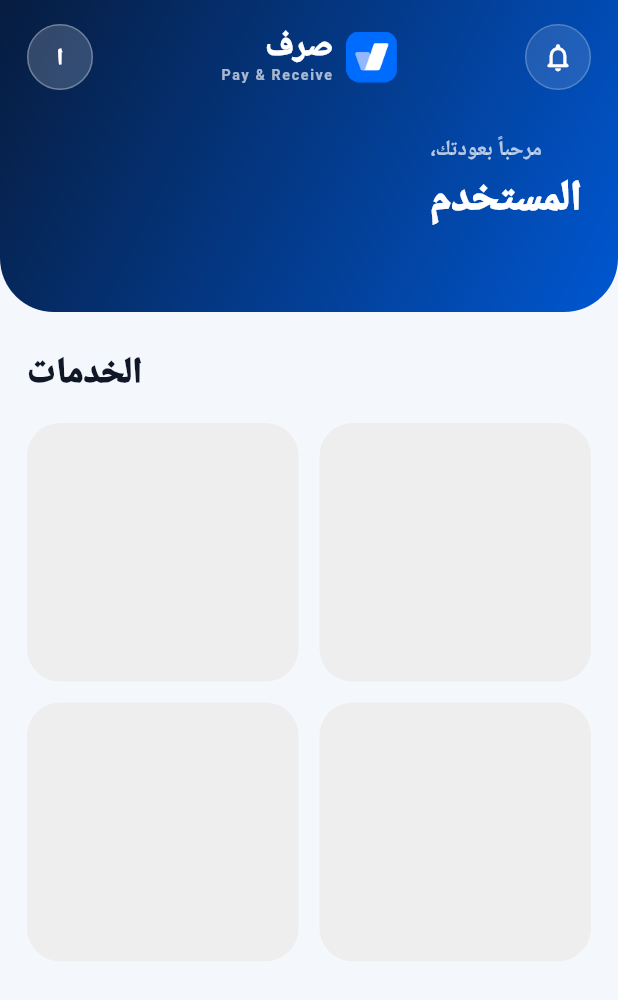
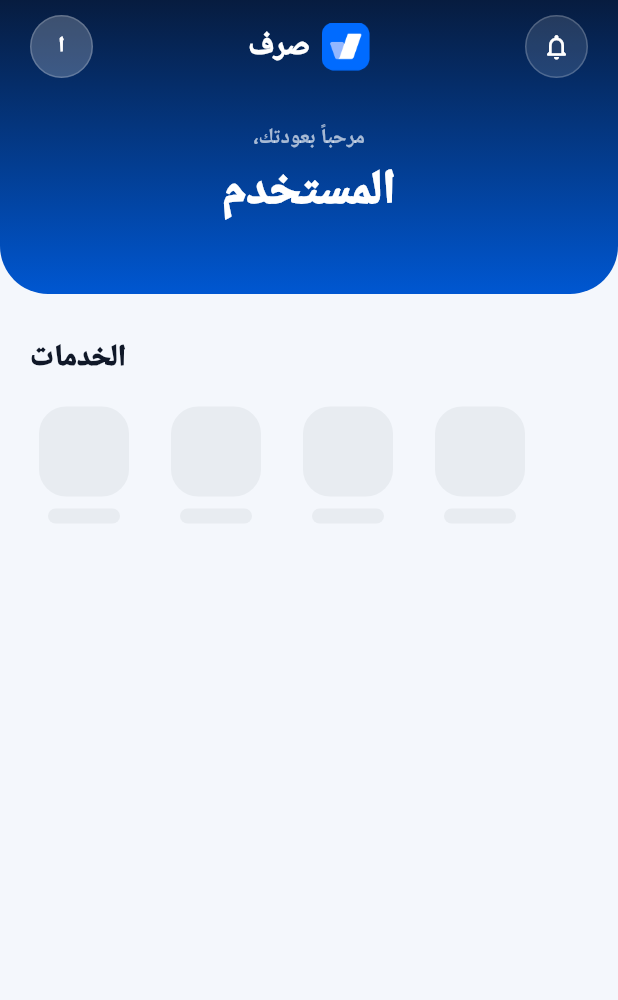
Before and after one commit to amrozaki404/sarf-application, a Flutter app: the HomePage screen opened directly, on a phone screen of 412 x 824 dp. Shown: the top 1000 px of the screen. Run offline on Flutter 3.47's test engine with Material 3 defaults, Android fonts, the phone set to English and light mode, and no system bars; our stand-ins replace device_info_plus, easy_localization, firebase_core, firebase_crashlytics, firebase_messaging, flutter_animate and 8 more; missing offline and left inert: alice; accounts and stored records are empty; network calls fail; Roboto replaces fonts that are missing (Cairo).

Commit message:
feat: redesign home screen to match reference UI structure
- Dark gradient header with centered logo, notification bell, and avatar
- Centered welcome greeting with user name in large bold text
- White floating action bar with dynamic service buttons and dividers
- Services section uses compact icon grid (colored rounded squares + labels)
- Skeleton placeholders while services load
- All navigation, RTL, and pull-to-refresh logic preserved

Co-Authored-By: Claude Sonnet 4.6 <noreply@anthropic.com>

```diff
--- a/lib/presentation/home/home_page.dart
+++ b/lib/presentation/home/home_page.dart
@@ -2,7 +2,8 @@ import 'package:flutter/material.dart';
 
 import '../../core/theme/app_theme.dart';
 import '../../data/models/auth_models.dart';
-import '../../data/models/international_transfer_models.dart' show TransferService;
+import '../../data/models/international_transfer_models.dart'
+    show TransferService;
 import '../../data/services/auth_service.dart';
 import '../../data/services/international_transfer_service.dart';
 import '../../data/services/notification_service.dart';
@@ -83,7 +84,8 @@ class _HomePageState extends State<HomePage> {
   void _showComingSoon(String serviceName) {
     ScaffoldMessenger.of(context).showSnackBar(
       SnackBar(
-        content: Text(_t('$serviceName — Coming soon!', '$serviceName — قريباً!')),
+        content:
+            Text(_t('$serviceName — Coming soon!', '$serviceName — قريباً!')),
         behavior: SnackBarBehavior.floating,
         shape: RoundedRectangleBorder(borderRadius: BorderRadius.circular(14)),
         margin: const EdgeInsets.fromLTRB(16, 0, 16, 16),
@@ -99,6 +101,8 @@ class _HomePageState extends State<HomePage> {
     if (mounted) setState(() => _unreadCount = count);
   }
 
+  // ── Service helpers ────────────────────────────────────────────────────────
+
   String _serviceLabel(TransferService service) {
     switch (service.routeType) {
       case 'INTERNATIONAL_TRANSFER':
@@ -109,20 +113,6 @@ class _HomePageState extends State<HomePage> {
         return _t('Gift Cards', 'هدايا');
       default:
         return service.name;
-    }
-  }
-
-  String _serviceSubtitle(TransferService service) {
-    if (service.description?.isNotEmpty == true) return service.description!;
-    switch (service.routeType) {
-      case 'INTERNATIONAL_TRANSFER':
-        return _t('Receive international transfers', 'استلام الحوالات الدولية');
-      case 'LOCAL_TRANSFER':
-        return _t('Banks & Wallets transfer', 'تحويل بين البنوك والمحافظ');
-      case 'GIFT_CARD':
-        return _t('Buy digital gift cards instantly', 'اشترِ بطاقات هدايا رقمية فوراً');
-      default:
-        return '';
     }
   }
 
@@ -146,17 +136,32 @@ class _HomePageState extends State<HomePage> {
     }
   }
 
-  Color _cardColor(int index) {
+  IconData _actionBarIcon(TransferService service) {
+    switch (service.routeType) {
+      case 'INTERNATIONAL_TRANSFER':
+        return Icons.swap_horiz_rounded;
+      case 'LOCAL_TRANSFER':
+        return Icons.add;
+      case 'GIFT_CARD':
+        return Icons.card_giftcard_rounded;
+      default:
+        return Icons.more_horiz;
+    }
+  }
+
+  Color _serviceColor(int index) {
     const colors = [
-      Color(0xFF006BFF),
-      Color(0xFF56C51F),
-      Color(0xFFF59E0B),
-      Color(0xFF8B5CF6),
-      Color(0xFF06B6D4),
-      Color(0xFFEF4444),
+      Color(0xFF006BFF), // brand blue
+      Color(0xFF56C51F), // green
+      Color(0xFFF59E0B), // amber
+      Color(0xFF8B5CF6), // purple
+      Color(0xFF06B6D4), // cyan
+      Color(0xFFEF4444), // red
     ];
     return colors[index % colors.length];
   }
+
+  // ── Build ──────────────────────────────────────────────────────────────────
 
   @override
   Widget build(BuildContext context) {
@@ -171,101 +176,89 @@ class _HomePageState extends State<HomePage> {
       body: RefreshIndicator(
         color: AppColors.primary,
         onRefresh: _loadAll,
-        child: CustomScrollView(
+        child: ListView(
           physics: const AlwaysScrollableScrollPhysics(
             parent: BouncingScrollPhysics(),
           ),
-          slivers: [
-            SliverToBoxAdapter(
-              child: _buildHeader(displayName, avatarText),
-            ),
-            SliverPadding(
-              padding: const EdgeInsets.fromLTRB(18, 24, 18, 120),
-              sliver: SliverToBoxAdapter(
-                child: _buildBody(),
-              ),
-            ),
+          padding: EdgeInsets.zero,
+          children: [
+            _buildHeader(displayName, avatarText),
+            const SizedBox(height: 28),
+            _buildServicesSection(),
+            const SizedBox(height: 120),
           ],
         ),
       ),
     );
   }
 
-  // ── Header ─────────────────────────────────────────────────────────────────
+  // ── Dark Header ────────────────────────────────────────────────────────────
 
   Widget _buildHeader(String displayName, String avatarText) {
     return Container(
       decoration: const BoxDecoration(
         gradient: LinearGradient(
           colors: [Color(0xFF071C3F), AppColors.primaryDark],
-          begin: Alignment.topLeft,
-          end: Alignment.bottomRight,
+          begin: Alignment.topCenter,
+          end: Alignment.bottomCenter,
         ),
-        borderRadius: BorderRadius.vertical(bottom: Radius.circular(36)),
+        borderRadius: BorderRadius.vertical(bottom: Radius.circular(32)),
       ),
       child: SafeArea(
         bottom: false,
         child: Column(
           children: [
-            _buildTopBar(avatarText),
-            const SizedBox(height: 28),
-            _buildGreeting(displayName),
-            const SizedBox(height: 28),
-            if (_services.isNotEmpty) _buildQuickActions(),
-            const SizedBox(height: 32),
-          ],
+            // ── Top bar ──
+            Padding(
+              padding: const EdgeInsets.fromLTRB(20, 10, 20, 0),
+              child: Row(
+                children: [
+                  // Notification button
+                  _HeaderCircle(
+                    onTap: _openNotifications,
+                    child: const Icon(Icons.notifications_none_rounded,
+                        color: Colors.white, size: 20),
+                    badgeCount: _unreadCount,
+                  ),
+                  const Spacer(),
+                  // Brand mark centered
+                  Image.asset('assets/images/app_icon.png',
+                      width: 32, height: 32),
+                  const SizedBox(width: 8),
+                  Text(
+                    _isArabic ? 'صرف' : 'Sarf',
+                    style: const TextStyle(
+                      color: Colors.white,
+                      fontSize: 20,
+                      fontWeight: FontWeight.w900,
                     ),
                   ),
-    );
-  }
-
-  Widget _buildTopBar(String avatarText) {
-    return Padding(
-      padding: const EdgeInsets.fromLTRB(18, 14, 18, 0),
-      child: SizedBox(
-        height: 48,
-        child: Stack(
-          alignment: Alignment.center,
-          children: [
-            // Notification — start
-            Align(
-              alignment: AlignmentDirectional.centerStart,
-              child: _HeaderIconButton(
-                onTap: _openNotifications,
-                badgeCount: _unreadCount,
-                child: const Icon(
-                  Icons.notifications_none_rounded,
+                  const Spacer(),
+                  // Avatar
+                  _HeaderCircle(
+                    filled: true,
+                    child: Text(
+                      avatarText,
+                      style: const TextStyle(
                         color: Colors.white,
-                  size: 22,
+                        fontWeight: FontWeight.w900,
+                        fontSize: 14,
                       ),
                     ),
-            ),
-            // Brand — center
-            _HeaderBrandMark(isArabic: _isArabic),
-            // Avatar — end
-            Align(
-              alignment: AlignmentDirectional.centerEnd,
-              child: _AvatarCircle(label: avatarText),
                   ),
                 ],
               ),
             ),
-    );
-  }
 
-  Widget _buildGreeting(String displayName) {
-    return Padding(
-      padding: const EdgeInsets.symmetric(horizontal: 24),
-      child: Align(
-        alignment: _isArabic ? Alignment.centerRight : Alignment.centerLeft,
-        child: Column(
-          crossAxisAlignment:
-              _isArabic ? CrossAxisAlignment.end : CrossAxisAlignment.start,
+            const SizedBox(height: 30),
+
+            // ── Welcome + name ──
+            Column(
               children: [
                 Text(
                   _t('Welcome back,', 'مرحباً بعودتك،'),
                   style: TextStyle(
-                color: Colors.white.withOpacity(0.70),
+                    color: Colors.white.withOpacity(0.65),
                     fontSize: 14,
                     fontWeight: FontWeight.w600,
                   ),
@@ -275,139 +268,190 @@ class _HomePageState extends State<HomePage> {
                   displayName,
                   style: const TextStyle(
                     color: Colors.white,
-                fontSize: 28,
+                    fontSize: 32,
                     fontWeight: FontWeight.w900,
                     height: 1.1,
                   ),
                 ),
               ],
             ),
+
+            const SizedBox(height: 28),
+
+            // ── White action bar ──
+            if (_services.isNotEmpty) _buildActionBar(),
+
+            const SizedBox(height: 24),
+          ],
+        ),
       ),
     );
   }
 
-  Widget _buildQuickActions() {
-    // Show up to 3 quick-action buttons from live services
+  /// White rounded bar with up to 3 quick-action buttons separated by dividers
+  Widget _buildActionBar() {
     final items = _services.take(3).toList();
     return Padding(
-      padding: const EdgeInsets.symmetric(horizontal: 18),
+      padding: const EdgeInsets.symmetric(horizontal: 28),
+      child: Container(
+        padding: const EdgeInsets.symmetric(vertical: 14),
+        decoration: BoxDecoration(
+          color: Colors.white,
+          borderRadius: BorderRadius.circular(20),
+          boxShadow: [
+            BoxShadow(
+              color: Colors.black.withOpacity(0.08),
+              blurRadius: 20,
+              offset: const Offset(0, 8),
+            ),
+          ],
+        ),
+        child: IntrinsicHeight(
           child: Row(
-        children: List.generate(items.length, (i) {
-          final service = items[i];
+            children: List.generate(items.length * 2 - 1, (i) {
+              // odd indices = dividers
+              if (i.isOdd) {
+                return Container(
+                  width: 1,
+                  margin: const EdgeInsets.symmetric(vertical: 4),
+                  color: const Color(0xFFE7E9EF),
+                );
+              }
+              final idx = i ~/ 2;
+              final service = items[idx];
               return Expanded(
-            child: Padding(
-              padding: EdgeInsets.only(left: i > 0 ? 10 : 0),
-              child: _QuickActionButton(
-                icon: _serviceIcon(service),
+                child: _ActionBarItem(
+                  icon: _actionBarIcon(service),
                   label: _serviceLabel(service),
                   onTap: () => _openService(service),
-              ),
                 ),
               );
             }),
           ),
+        ),
+      ),
     );
   }
 
-  // ── Body ───────────────────────────────────────────────────────────────────
+  // ── Services Section ───────────────────────────────────────────────────────
 
-  Widget _buildBody() {
-    return Column(
+  Widget _buildServicesSection() {
+    return Padding(
+      padding: const EdgeInsets.symmetric(horizontal: 20),
+      child: Column(
         crossAxisAlignment:
             _isArabic ? CrossAxisAlignment.end : CrossAxisAlignment.start,
         children: [
+          // Section title
           Text(
             _t('Services', 'الخدمات'),
             style: const TextStyle(
               color: Color(0xFF101828),
-            fontSize: 24,
+              fontSize: 20,
               fontWeight: FontWeight.w900,
             ),
           ),
-        const SizedBox(height: 16),
-        _services.isEmpty ? _buildSkeletonGrid() : _buildServicesGrid(),
+          const SizedBox(height: 18),
+          _services.isEmpty ? _buildSkeletonGrid() : _buildServiceIcons(),
         ],
+      ),
     );
   }
 
-  Widget _buildServicesGrid() {
-    return GridView.builder(
-      shrinkWrap: true,
-      physics: const NeverScrollableScrollPhysics(),
-      gridDelegate: const SliverGridDelegateWithFixedCrossAxisCount(
-        crossAxisCount: 2,
-        crossAxisSpacing: 14,
-        mainAxisSpacing: 14,
-        childAspectRatio: 1.05,
-      ),
-      itemCount: _services.length,
-      itemBuilder: (context, index) {
+  /// Grid of service icons — small colored rounded squares + label underneath
+  Widget _buildServiceIcons() {
+    // Use a Wrap so items flow naturally in rows of ~4
+    return Wrap(
+      spacing: 16,
+      runSpacing: 20,
+      alignment: _isArabic ? WrapAlignment.end : WrapAlignment.start,
+      children: List.generate(_services.length, (index) {
         final service = _services[index];
-        return _ServiceGridCard(
+        final color = _serviceColor(index);
+        return _ServiceIconTile(
           title: _serviceTitle(service),
-          subtitle: _serviceSubtitle(service),
           icon: _serviceIcon(service),
-          color: _cardColor(index),
+          color: color,
           logoUrl: service.logoUrl,
           onTap: () => _openService(service),
-          isArabic: _isArabic,
         );
-      },
+      }),
     );
   }
 
   Widget _buildSkeletonGrid() {
-    return GridView.builder(
-      shrinkWrap: true,
-      physics: const NeverScrollableScrollPhysics(),
-      gridDelegate: const SliverGridDelegateWithFixedCrossAxisCount(
-        crossAxisCount: 2,
-        crossAxisSpacing: 14,
-        mainAxisSpacing: 14,
-        childAspectRatio: 1.05,
+    return Wrap(
+      spacing: 16,
+      runSpacing: 20,
+      children: List.generate(
+        4,
+        (_) => SizedBox(
+          width: 72,
+          child: Column(
+            children: [
+              Container(
+                width: 60,
+                height: 60,
+                decoration: BoxDecoration(
+                  color: const Color(0xFFE8ECF1),
+                  borderRadius: BorderRadius.circular(18),
                 ),
-      itemCount: 4,
-      itemBuilder: (_, __) => Container(
+              ),
+              const SizedBox(height: 8),
+              Container(
+                width: 48,
+                height: 10,
                 decoration: BoxDecoration(
-          color: Colors.grey.shade200,
-          borderRadius: BorderRadius.circular(22),
+                  color: const Color(0xFFE8ECF1),
+                  borderRadius: BorderRadius.circular(5),
+                ),
+              ),
+            ],
+          ),
         ),
       ),
     );
   }
 }
 
-// ── Shared Widgets ────────────────────────────────────────────────────────────
+// ═════════════════════════════════════════════════════════════════════════════
+// ── Private Widgets ──────────────────────────────────────────────────────────
+// ═════════════════════════════════════════════════════════════════════════════
 
-class _HeaderIconButton extends StatelessWidget {
-  final VoidCallback onTap;
+/// Circle button used in the header (notification / avatar)
+class _HeaderCircle extends StatelessWidget {
+  final Widget child;
+  final VoidCallback? onTap;
   final int badgeCount;
-  final Widget child;
+  final bool filled;
 
-  const _HeaderIconButton({
-    required this.onTap,
+  const _HeaderCircle({
     required this.child,
+    this.onTap,
     this.badgeCount = 0,
+    this.filled = false,
   });
 
   @override
   Widget build(BuildContext context) {
-    return GestureDetector(
-      onTap: onTap,
-      child: Stack(
-        clipBehavior: Clip.none,
-        children: [
-          Container(
-            width: 44,
-            height: 44,
+    final circle = Container(
+      width: 42,
+      height: 42,
       decoration: BoxDecoration(
-              color: Colors.white.withOpacity(0.12),
+        color: filled
+            ? Colors.white.withOpacity(0.22)
+            : Colors.white.withOpacity(0.12),
         shape: BoxShape.circle,
-              border: Border.all(color: Colors.white.withOpacity(0.22)),
+        border: Border.all(color: Colors.white.withOpacity(0.20)),
       ),
       alignment: Alignment.center,
       child: child,
-          ),
+    );
+
+    final widget = Stack(
+      clipBehavior: Clip.none,
+      children: [
+        circle,
         if (badgeCount > 0)
           PositionedDirectional(
             end: -4,
@@ -433,85 +477,20 @@ class _HeaderIconButton extends StatelessWidget {
             ),
           ),
       ],
-      ),
     );
+
+    if (onTap == null) return widget;
+    return GestureDetector(onTap: onTap, child: widget);
   }
 }
 
-class _HeaderBrandMark extends StatelessWidget {
-  final bool isArabic;
-  const _HeaderBrandMark({required this.isArabic});
-
-  @override
-  Widget build(BuildContext context) {
-    return Row(
-      mainAxisSize: MainAxisSize.min,
-      children: [
-        Image.asset('assets/images/app_icon.png', width: 34, height: 34),
-        const SizedBox(width: 9),
-        Column(
-          mainAxisSize: MainAxisSize.min,
-          crossAxisAlignment: CrossAxisAlignment.start,
-          children: [
-            Text(
-              isArabic ? 'صرف' : 'Sarf',
-              style: const TextStyle(
-                color: Colors.white,
-                fontSize: 22,
-                fontWeight: FontWeight.w900,
-                height: 1,
-              ),
-            ),
-            const SizedBox(height: 2),
-            Text(
-              'Pay & Receive',
-              style: TextStyle(
-                color: Colors.white.withOpacity(0.65),
-                fontSize: 9.5,
-                fontWeight: FontWeight.w700,
-                letterSpacing: 1.1,
-              ),
-            ),
-          ],
-        ),
-      ],
-    );
-  }
-}
-
-class _AvatarCircle extends StatelessWidget {
-  final String label;
-  const _AvatarCircle({required this.label});
-
-  @override
-  Widget build(BuildContext context) {
-    return Container(
-      width: 44,
-      height: 44,
-      decoration: BoxDecoration(
-        color: Colors.white.withOpacity(0.18),
-        shape: BoxShape.circle,
-        border: Border.all(color: Colors.white.withOpacity(0.30)),
-      ),
-      alignment: Alignment.center,
-      child: Text(
-        label,
-        style: const TextStyle(
-          color: Colors.white,
-          fontWeight: FontWeight.w900,
-          fontSize: 15,
-        ),
-      ),
-    );
-  }
-}
-
-class _QuickActionButton extends StatelessWidget {
+/// One item inside the white quick-action bar (icon + label, tappable)
+class _ActionBarItem extends StatelessWidget {
   final IconData icon;
   final String label;
   final VoidCallback onTap;
 
-  const _QuickActionButton({
+  const _ActionBarItem({
     required this.icon,
     required this.label,
     required this.onTap,
@@ -519,101 +498,62 @@ class _QuickActionButton extends StatelessWidget {
 
   @override
   Widget build(BuildContext context) {
-    return Material(
-      color: Colors.white.withOpacity(0.14),
-      borderRadius: BorderRadius.circular(20),
-      child: InkWell(
+    return GestureDetector(
       onTap: onTap,
-        borderRadius: BorderRadius.circular(20),
-        splashColor: Colors.white.withOpacity(0.15),
-        child: Container(
-          padding: const EdgeInsets.symmetric(vertical: 14, horizontal: 6),
-          decoration: BoxDecoration(
-            borderRadius: BorderRadius.circular(20),
-            border: Border.all(color: Colors.white.withOpacity(0.18)),
-          ),
+      behavior: HitTestBehavior.opaque,
       child: Column(
         mainAxisSize: MainAxisSize.min,
         children: [
-              Container(
-                width: 42,
-                height: 42,
-                decoration: BoxDecoration(
-                  color: Colors.white.withOpacity(0.15),
-                  shape: BoxShape.circle,
-                ),
-                child: Icon(icon, color: Colors.white, size: 22),
-              ),
-              const SizedBox(height: 8),
+          Icon(icon, color: const Color(0xFF101828), size: 24),
+          const SizedBox(height: 6),
           Text(
             label,
             maxLines: 1,
             overflow: TextOverflow.ellipsis,
             style: const TextStyle(
-                  color: Colors.white,
-                  fontSize: 12.5,
+              color: Color(0xFF101828),
+              fontSize: 12,
               fontWeight: FontWeight.w700,
             ),
           ),
         ],
       ),
-        ),
-      ),
     );
   }
 }
 
-class _ServiceGridCard extends StatelessWidget {
+/// A single service icon tile — colored rounded square with label underneath
+class _ServiceIconTile extends StatelessWidget {
   final String title;
-  final String subtitle;
   final IconData icon;
   final Color color;
   final String? logoUrl;
   final VoidCallback onTap;
-  final bool isArabic;
 
-  const _ServiceGridCard({
+  const _ServiceIconTile({
     required this.title,
-    required this.subtitle,
     required this.icon,
     required this.color,
     this.logoUrl,
     required this.onTap,
-    required this.isArabic,
   });
 
   @override
   Widget build(BuildContext context) {
-    return Material(
-      color: Colors.transparent,
-      child: InkWell(
+    return GestureDetector(
       onTap: onTap,
-        borderRadius: BorderRadius.circular(24),
-        child: Ink(
-          decoration: BoxDecoration(
-            color: Colors.white,
-            borderRadius: BorderRadius.circular(24),
-            boxShadow: [
-              BoxShadow(
-                color: Colors.black.withOpacity(0.055),
-                blurRadius: 16,
-                offset: const Offset(0, 6),
-              ),
-            ],
-          ),
-          child: Padding(
-            padding: const EdgeInsets.all(16),
+      child: SizedBox(
+        width: 76,
         child: Column(
-              crossAxisAlignment:
-                  isArabic ? CrossAxisAlignment.end : CrossAxisAlignment.start,
+          mainAxisSize: MainAxisSize.min,
           children: [
-                // Icon badge
+            // Icon square
             Container(
-                  width: 50,
-                  height: 50,
+              width: 62,
+              height: 62,
               decoration: BoxDecoration(
                 color: color.withOpacity(0.12),
-                    borderRadius: BorderRadius.circular(16),
+                borderRadius: BorderRadius.circular(18),
               ),
               clipBehavior: Clip.antiAlias,
               child: logoUrl != null && logoUrl!.isNotEmpty
@@ -621,9 +561,8 @@ class _ServiceGridCard extends StatelessWidget {
                       logoUrl!,
                       fit: BoxFit.cover,
                       errorBuilder: (_, __, ___) =>
-                              Icon(icon, color: color, size: 26),
-                          loadingBuilder: (_, child, progress) =>
-                              progress == null
+                          Icon(icon, color: color, size: 28),
+                      loadingBuilder: (_, child, progress) => progress == null
                           ? child
                           : Center(
                               child: SizedBox(
@@ -636,40 +575,22 @@ class _ServiceGridCard extends StatelessWidget {
                               ),
                             ),
                     )
-                      : Icon(icon, color: color, size: 26),
+                  : Icon(icon, color: color, size: 28),
             ),
-                const Spacer(),
-                // Title
+            const SizedBox(height: 8),
+            // Label
             Text(
               title,
-                  textAlign: isArabic ? TextAlign.right : TextAlign.left,
+              textAlign: TextAlign.center,
               maxLines: 1,
               overflow: TextOverflow.ellipsis,
               style: const TextStyle(
-                    color: Color(0xFF101828),
-                    fontSize: 14.5,
-                    fontWeight: FontWeight.w800,
-                    height: 1.2,
-                  ),
-                ),
-                if (subtitle.isNotEmpty) ...[
-                  const SizedBox(height: 4),
-                  Text(
-                    subtitle,
-                    textAlign: isArabic ? TextAlign.right : TextAlign.left,
-                    maxLines: 2,
-                    overflow: TextOverflow.ellipsis,
-                    style: TextStyle(
-                      color: const Color(0xFF667085).withOpacity(0.9),
-                      fontSize: 11,
-                      fontWeight: FontWeight.w500,
-                      height: 1.35,
+                color: Color(0xFF344054),
+                fontSize: 12,
+                fontWeight: FontWeight.w700,
               ),
             ),
           ],
-              ],
-            ),
-          ),
         ),
       ),
     );
```
Lines whose indentation alone changed are shown as unchanged.
